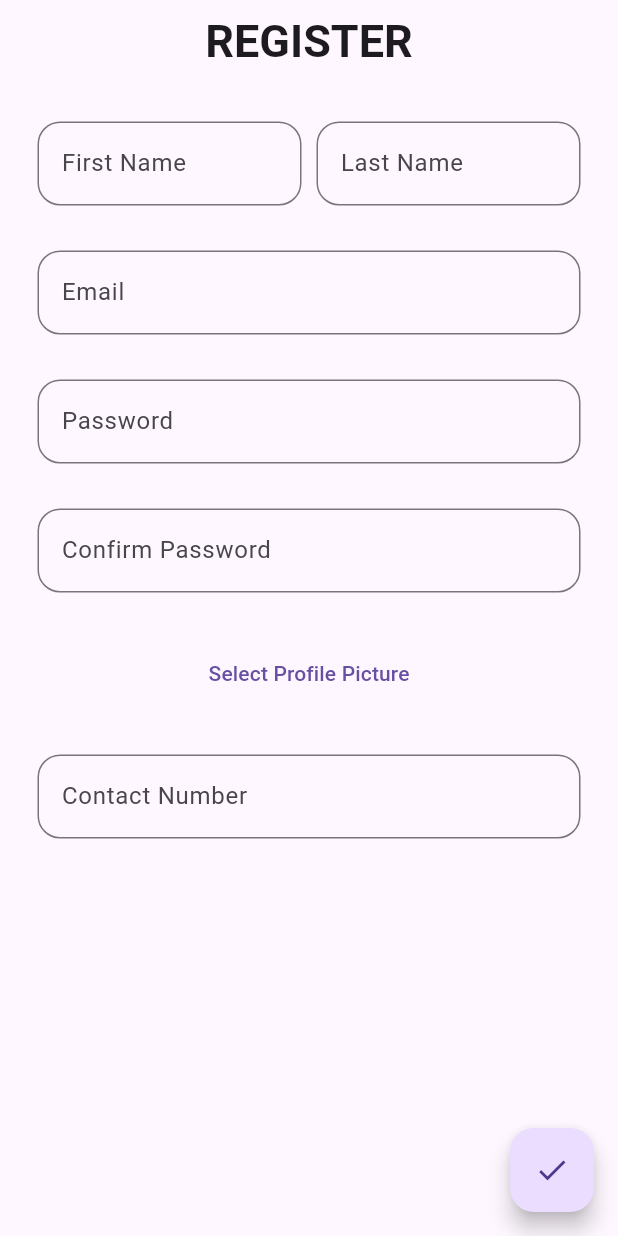
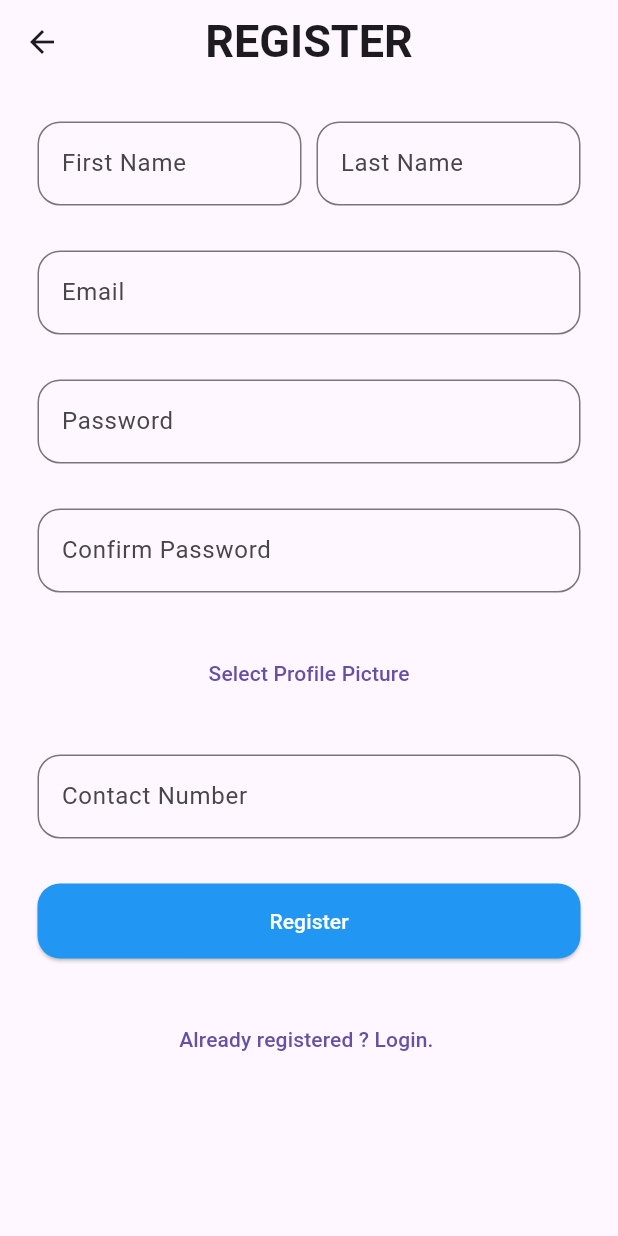
Before and after one commit to Shruti248/ums_flutter, a Flutter app: the MyForm screen opened directly, on a phone screen of 412 x 824 dp. Run offline on Flutter 3.47's test engine with Material 3 defaults, Android fonts, the phone set to English and light mode, and no system bars; our stand-ins replace dio, file_picker.

Commit message:
Navigation added using navigator.push & design modified

```diff
--- a/lib/register.dart
+++ b/lib/register.dart
@@ -4,6 +4,9 @@ import 'package:dio/dio.dart';
 import 'package:flutter/material.dart';
 import 'package:file_picker/file_picker.dart';
 import 'dart:typed_data';
+
+import 'UMSHomePage.dart';
+import 'login.dart';
 
 class MyForm extends StatefulWidget {
   const MyForm({Key? key});
@@ -243,6 +246,7 @@ class _MyFormState extends State<MyForm> {
                   child: Text('Select Profile Picture'),
                 ),
                 const SizedBox(height: 30),
+
                 TextFormField(
                   controller: _contactNumberController,
                   validator: (String? contactNumber) {
@@ -265,13 +269,23 @@ class _MyFormState extends State<MyForm> {
                       borderRadius: BorderRadius.circular(15.0),
                     ),
                   ),
-                )
-              ],
+                ),
+
+                const SizedBox(height: 30),
+
+                ElevatedButton(
+                  child: Text('Register'),
+                  style: ButtonStyle(
+                    padding: MaterialStateProperty.all<EdgeInsetsGeometry>(EdgeInsets.all(15)),
+                    shape: MaterialStateProperty.all<OutlinedBorder>(
+                      RoundedRectangleBorder(
+                        borderRadius: BorderRadius.circular(15.0),
                       ),
                     ),
+                    minimumSize: MaterialStateProperty.all<Size>(Size(double.infinity, 50)),
+                    backgroundColor: MaterialStateProperty.all<Color>(Colors.blue),
+                    foregroundColor: MaterialStateProperty.all<Color>(Colors.white),
                   ),
-        floatingActionButton: FloatingActionButton(
-        child: Icon(Icons.done),
                   onPressed: () async {
                     if (_myFormKey.currentState?.validate() ?? false) {
                       final firstName = _firstNameController.text;
@@ -298,12 +312,39 @@ class _MyFormState extends State<MyForm> {
                         );
 
                         print('Registration successful!');
+
+                        Navigator.push(
+                          context,
+                          MaterialPageRoute(builder: (context) => UMSHomePage()),
+                        );
+
                       } catch (error) {
                         print('Error during registration: $error');
                       }
                     }
                   },
                 ),
+
+                const SizedBox(height: 30),
+
+                TextButton(
+                  onPressed: () {
+                    // Navigate to the registration page
+                    Navigator.push(
+                      context,
+                      MaterialPageRoute(builder: (context) => MyLoginForm()),
+                    );
+                  },
+                  child: Text('Already registered ? Login. '),
+                ),
+
+              ],
+            ),
+          ),
+        ),
+
+
+
     );
   }
 }
```
Also changed, not shown: lib/login.dart (+43 -5 lines), lib/main.dart (+4 -4 lines). Lines whose indentation alone changed are shown as unchanged.
